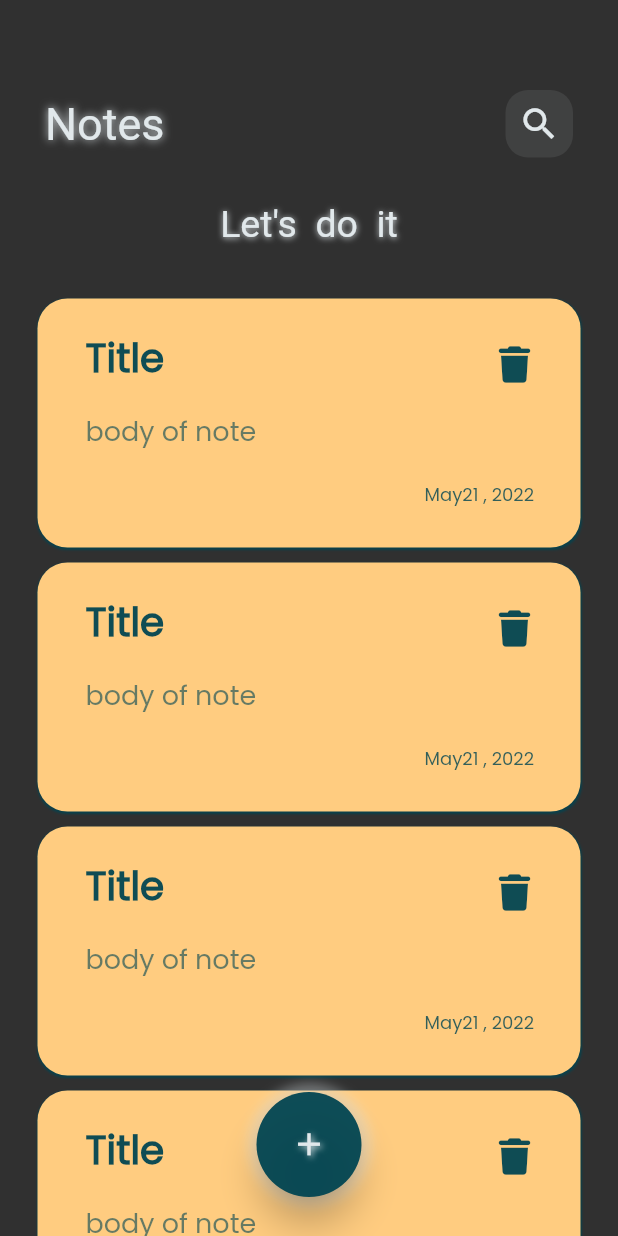
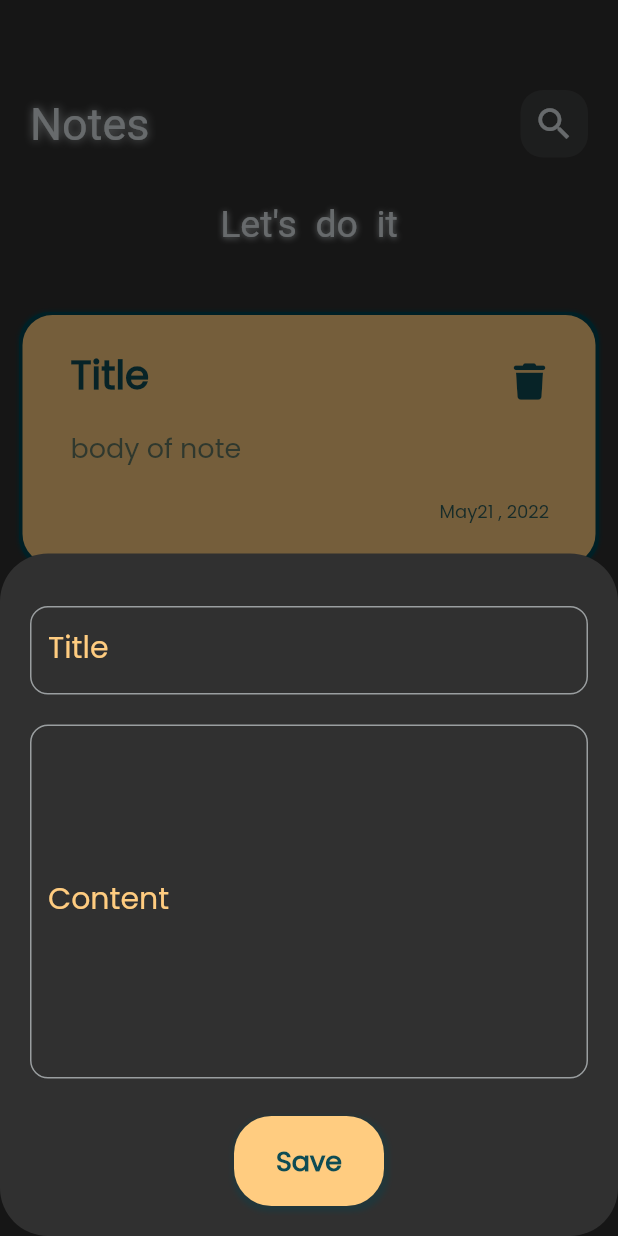
Before and after one commit to Salma991999/Note_app, a Flutter app: the screen it shows after launch, after a tap on the "add" icon, on a phone screen of 412 x 824 dp. Run offline on Flutter 3.47's test engine with Material 2 defaults, Android fonts, the phone set to English and light mode, and no system bars; drawn by our look-alikes of animated_text_kit; our stand-ins replace font_awesome_flutter.

Commit message:
create note bottom sheet

```diff
--- a/lib/main.dart
+++ b/lib/main.dart
@@ -1,5 +1,6 @@
 import 'package:flutter/material.dart';
-import 'package:note_hive/views/notes_view.dart';
+import 'package:note_hive/constant/colors.dart';
+import 'package:note_hive/presentation/screens/home.dart';
 
 void main() {
   runApp(const NotesApp());
@@ -12,7 +13,8 @@ class NotesApp extends StatelessWidget {
   Widget build(BuildContext context) {
     return MaterialApp(
       theme: ThemeData(
-        brightness: Brightness.dark,
+       brightness: Brightness.dark,
+       // backgroundColor: MyColors.myGrey,
         fontFamily: 'Poppins'
       ),
       home: const NotesView(),
--- /dev/null
+++ b/lib/presentation/screens/home.dart
@@ -0,0 +1,73 @@
+import 'package:flutter/material.dart';
+import 'package:note_hive/constant/colors.dart';
+import 'package:note_hive/presentation/widgets/add_note_bottom_sheet.dart';
+import 'package:note_hive/presentation/widgets/home_body.dart';
+
+class NotesView extends StatelessWidget {
+  const NotesView({super.key});
+
+  @override
+  Widget build(BuildContext context) {
+    return Scaffold(
+      //resizeToAvoidBottomInset: ,
+      body: const NotesViewBody(),
+      floatingActionButtonLocation: FloatingActionButtonLocation.centerFloat,
+      floatingActionButton: customFloatingActionButton(context),
+    );
+  }
+
+  Widget  customFloatingActionButton(context) {
+    return Container(
+      height: 70,
+      width: 70,
+      margin: const EdgeInsets.only(bottom: 10.0),
+      decoration: BoxDecoration(
+        color: Colors.transparent,
+        borderRadius: const BorderRadius.all(
+          Radius.circular(100),
+        ),
+        boxShadow: [
+          BoxShadow(
+            color: MyColors.myWhite.withOpacity(0.4),
+            spreadRadius: 6,
+            blurRadius: 6,
+            offset: const Offset(0.5, 0.5),
+          ),
+        ],
+      ),
+      child: FittedBox(
+        child: FloatingActionButton(
+          onPressed: () {
+            showModalBottomSheet(
+                //backgroundColor: MyColors.myGrey,
+                shape: RoundedRectangleBorder(
+                    borderRadius: BorderRadius.circular(32)),
+                context: context,
+                builder: (context) {
+                  return Padding(
+                    padding: EdgeInsets.only(
+                        bottom: MediaQuery.of(context).viewInsets.bottom),
+                    child: const AddNoteBottomSheet(),
+                  );
+                });
+          },
+          backgroundColor: MyColors.myGreen,
+          elevation: 10,
+          child: const Icon(
+            Icons.add,
+            color: MyColors.myWhite,
+            size: 20,
+            shadows: [
+              Shadow(
+                color: MyColors.myWhite,
+                offset: Offset(1, 1),
+                blurRadius: 5.0,
+              )
+            ],
+          ),
+        ),
+      ),
+      //  ),
+    );
+  }
+}
--- /dev/null
+++ b/lib/presentation/widgets/add_note_bottom_sheet.dart
@@ -0,0 +1,146 @@
+import 'package:flutter/material.dart';
+import 'package:note_hive/constant/colors.dart';
+
+class AddNoteBottomSheet extends StatelessWidget {
+  const AddNoteBottomSheet({super.key});
+
+  @override
+  Widget build(BuildContext context) {
+    return Container(
+
+      padding: const EdgeInsets.symmetric(vertical: 15.0,horizontal: 20.0),
+       child: SingleChildScrollView(
+         child: Column(
+           children: [
+             titleField(),
+             contentField(),
+             saveButton(),
+           ],
+         ),
+       ),
+    );
+  }
+  Widget titleField() {
+    return  Padding(
+  padding: const EdgeInsets.only(top: 20.0),
+  child: TextField(
+  textAlign: TextAlign.start,
+  style: const TextStyle(
+  color: MyColors.myWhite,
+  fontSize: 20,
+  fontWeight: FontWeight.w500,
+  height: 1,
+  ),
+  decoration: InputDecoration(
+  labelText: 'Title',
+  labelStyle: const TextStyle(
+  color: MyColors.myYellow,
+  fontSize: 20,
+  fontWeight:FontWeight.w400,
+  ),
+  hintText: "Enter a title",
+  hintStyle: TextStyle(
+  fontWeight: FontWeight.w400,
+  color: MyColors.myWhite.withOpacity(0.5),
+  fontSize: 16,
+  ),
+  enabledBorder:OutlineInputBorder(
+  borderRadius: BorderRadius.circular(12),
+  borderSide:  BorderSide(
+  color: MyColors.myWhite.withOpacity(0.6),
+  ),
+  ),
+  //  focusColor: MyColors.myYellow,
+  focusedBorder: OutlineInputBorder(
+  borderRadius: BorderRadius.circular(20),
+  borderSide: const BorderSide(
+  color: MyColors.myGreen,
+  width: 3,
+  ),
+  ),
+  ),
+  cursorColor: MyColors.myGreen,
+  cursorHeight: 25,
+  cursorWidth: 3,
+  ),
+  );
+}
+  Widget contentField(){
+    return Padding(
+      padding: const EdgeInsets.only(top: 20.0),
+      child: TextField(
+        maxLines: 7,
+        textAlign: TextAlign.start,
+        style: const TextStyle(
+          color: MyColors.myWhite,
+          fontSize: 20,
+          fontWeight: FontWeight.w500,
+        ),
+        decoration: InputDecoration(
+          labelText: 'Content',
+          labelStyle: const TextStyle(
+            color: MyColors.myYellow,
+            fontSize: 20,
+            fontWeight:FontWeight.w400,
+          ),
+          hintText: "Enter a content",
+          hintStyle: TextStyle(
+            fontWeight: FontWeight.w400,
+            color: MyColors.myWhite.withOpacity(0.5),
+            fontSize: 16,
+          ),
+          enabledBorder:OutlineInputBorder(
+            borderRadius: BorderRadius.circular(12),
+            borderSide:  BorderSide(
+              color: MyColors.myWhite.withOpacity(0.6),
+            ),
+          ),
+          //  focusColor: MyColors.myYellow,
+          focusedBorder: OutlineInputBorder(
+            borderRadius: BorderRadius.circular(20),
+            borderSide: const BorderSide(
+              color: MyColors.myGreen,
+              width: 3,
+            ),
+          ),
+        ),
+        cursorColor: MyColors.myGreen,
+        cursorHeight: 25,
+        cursorWidth: 3,
+      ),
+    );
+  }
+  Widget saveButton(){
+    return Padding(
+      padding: const EdgeInsets.only(top: 25.0),
+      child: InkWell(
+      borderRadius: BorderRadius.circular(30.0),
+      highlightColor: MyColors.myGreen,
+      onTap: (){},
+      child: Container(
+      margin: const EdgeInsets.only(left: 1,bottom: 5.0,right: 1),
+      padding: const EdgeInsets.all(15.0),
+      alignment: Alignment.center,
+      width: 100,
+      height: 60,
+      decoration: BoxDecoration(
+      color: MyColors.myYellow,
+      borderRadius: BorderRadius.circular(25),
+      boxShadow: [
+      BoxShadow(
+      color: MyColors.myGreen.withOpacity(0.3),
+      spreadRadius: 2,
+      blurRadius: 2,
+      offset:const Offset(1,2),
+      ),
+      ],
+      ),
+      child: const Text("Save",
+      style: TextStyle(color: MyColors.myGreen,
+      fontWeight: FontWeight.bold,fontSize: 18,
+      )),
+      ),
+      ),
+    );
+  }
+}
--- a/lib/views/widgets/notes_view_body.dart
+++ b/lib/presentation/widgets/home_body.dart
@@ -10,7 +10,7 @@ class NotesViewBody extends StatelessWidget {
   @override
   Widget build(BuildContext context) {
     return Padding(
-      padding: const EdgeInsets.symmetric(horizontal: 20),
+      padding: const EdgeInsets.symmetric(horizontal: 10.0),
       child: Column(
         children: const [
           SizedBox(height: 50),
--- a/lib/views/widgets/note_item.dart
+++ b/lib/presentation/widgets/note_item.dart
@@ -7,17 +7,18 @@ class NoteItem extends StatelessWidget{
   @override
   Widget build(BuildContext context) {
    return Container(
-     margin: const EdgeInsets.only(top: 10),
+     margin: const EdgeInsets.only(top: 10,left: 5.0,right: 5.0),
      padding: const EdgeInsets.all(16),
      decoration: BoxDecoration(
        color: MyColors.myYellow,
        borderRadius: const BorderRadius.all(Radius.circular(20)),
        boxShadow:  [
      BoxShadow(
-     color: MyColors.myGreen.withOpacity(0.8),
-     spreadRadius: 0.5,
-     blurRadius: 0.5,
-     offset:const Offset(0.5, 1),
+     color: MyColors.myGreen.withOpacity(1),
+     spreadRadius:2,
+     blurRadius: 2,
+     blurStyle: BlurStyle.solid
+     //offset:const Offset(2, 2),
      ),],),
      child: Column(
        crossAxisAlignment: CrossAxisAlignment.end,
--- /dev/null
+++ b/lib/presentation/widgets/notes_list_view.dart
@@ -0,0 +1,18 @@
+import 'package:flutter/material.dart';
+import 'package:note_hive/presentation/widgets/note_item.dart';
+
+class NotesListView extends StatelessWidget {
+  const NotesListView({super.key});
+  @override
+  Widget build(BuildContext context) {
+    return Padding(
+      padding: const EdgeInsets.symmetric(vertical: 16.0,horizontal: 0.0),
+      child: ListView.builder(itemBuilder: (context,index){
+        return const NoteItem();
+      },
+        padding: EdgeInsets.zero,
+      physics: const BouncingScrollPhysics(),
+      ),
+    );
+  }
+}
--- a/lib/views/notes_view.dart
+++ /dev/null
@@ -1,67 +0,0 @@
-import 'package:flutter/material.dart';
-import 'package:note_hive/constant/colors.dart';
-import 'package:note_hive/views/widgets/notes_view_body.dart';
-
-class NotesView extends StatelessWidget {
-const NotesView({super.key});
-
-@override
-Widget build(BuildContext context) {
-  return  Scaffold(
-    body: const NotesViewBody(),
-    floatingActionButtonLocation: FloatingActionButtonLocation.centerFloat,
-    floatingActionButton: Container(
-      height: 70,
-      width: 70,
-     margin: const EdgeInsets.only(bottom: 10.0),
-      decoration: BoxDecoration(
-        color: Colors.transparent,
-        borderRadius: const BorderRadius.all(
-          Radius.circular(100),
-        ),
-        boxShadow: [
-          BoxShadow(
-            color: MyColors.myWhite.withOpacity(0.4),
-            spreadRadius: 6,
-            blurRadius: 6,
-            offset: const Offset(0.5, 0.5),
-          ),
-        ],
-      ),
-      child: FittedBox(
-        child: FloatingActionButton(
-            onPressed: (){},
-          backgroundColor: MyColors.myGreen,
-          elevation: 10,
-          // child: Container(
-          //   padding: const EdgeInsets.all(14.0),
-          //   decoration: BoxDecoration(
-          //     color: Colors.transparent,
-          //     borderRadius: const BorderRadius.all(
-          //       Radius.circular(60),
-          //     ),
-          //     boxShadow: [
-          //       BoxShadow(
-          //         color: MyColors.myWhite.withOpacity(0.35),
-          //         spreadRadius: 8,
-          //         blurRadius: 8,
-          //         offset: const Offset(1, 1),
-          //       ),
-          //     ],
-          //   ),
-            child: const Icon(Icons.add,
-            color: MyColors.myWhite,
-              size: 20,
-              shadows: [Shadow(
-                color: MyColors.myWhite,
-                offset: Offset(1, 1),
-                blurRadius: 5.0,
-              )],
-            ),
-          ),
-        ),
-    //  ),
-    ),
-  );
-}
-}
--- a/lib/views/widgets/notes_list_view.dart
+++ /dev/null
@@ -1,16 +0,0 @@
-import 'package:flutter/material.dart';
-import 'package:note_hive/views/widgets/note_item.dart';
-
-class NotesListView extends StatelessWidget {
-  const NotesListView({super.key});
-
-  @override
-  Widget build(BuildContext context) {
-    return ListView.builder(itemBuilder: (context,index){
-      return const NoteItem();
-    },
-    physics: const BouncingScrollPhysics(),
-      padding: const EdgeInsets.all(5.0),
-    );
-  }
-}
--- a/pubspec.yaml
+++ b/pubspec.yaml
@@ -33,6 +33,8 @@ dependencies:
     sdk: flutter
   animated_text_kit: ^4.2.2
   font_awesome_flutter: ^10.2.1
+  hive: ^2.2.3
+  hive_flutter: ^1.1.0
 
 
   # The following adds the Cupertino Icons font to your application.
@@ -42,6 +44,8 @@ dependencies:
 dev_dependencies:
   flutter_test:
     sdk: flutter
+  hive_generator: ^2.0.0
+  build_runner: ^2.3.2
 
   # The "flutter_lints" package below contains a set of recommended lints to
   # encourage good coding practices. The lint set provided by the package is
```
Also changed, not shown: lib/models/note_model.dart (added), lib/presentation/widgets/custom_app_bar.dart (renamed from lib/views/widgets/custom_app_bar.dart), lib/presentation/widgets/do_it_animated_text.dart (renamed from lib/views/widgets/do_it_animated_text.dart), pubspec.lock.
